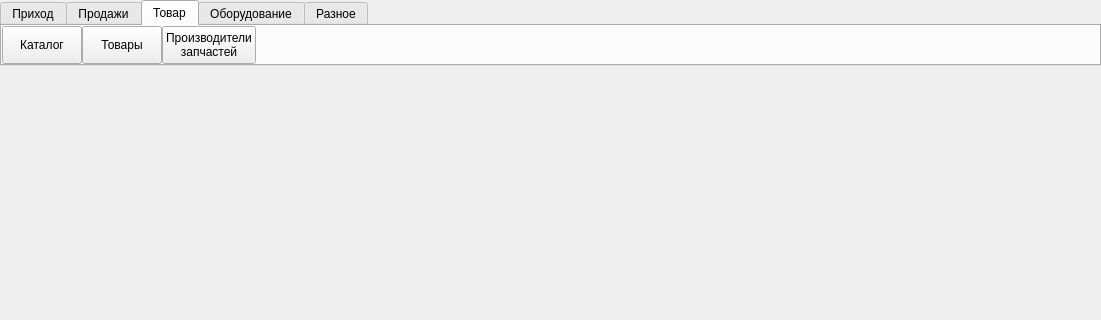
Meller008/kara, file ui/main_window.ui: the form before one commit; both pictures show x 0 to 1101 and y 0 to 320 of the 1101 by 771 pixel window.
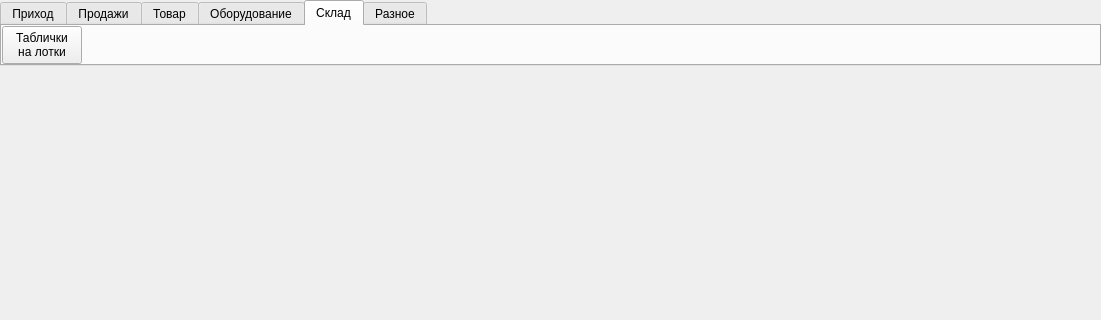
The form after the commit. The open tabs and pages were chosen to show the change.

What changed in the file:
```diff
--- a/ui/main_window.ui
+++ b/ui/main_window.ui
@@ -453,6 +453,55 @@
         </item>
        </layout>
       </widget>
+      <widget class="QWidget" name="tab_6">
+       <attribute name="title">
+        <string>Склад</string>
+       </attribute>
+       <layout class="QGridLayout" name="gridLayout_7">
+        <property name="leftMargin">
+         <number>0</number>
+        </property>
+        <property name="topMargin">
+         <number>0</number>
+        </property>
+        <property name="rightMargin">
+         <number>0</number>
+        </property>
+        <property name="bottomMargin">
+         <number>0</number>
+        </property>
+        <property name="spacing">
+         <number>0</number>
+        </property>
+        <item row="0" column="0">
+         <widget class="QPushButton" name="pushButton_19">
+          <property name="sizePolicy">
+           <sizepolicy hsizetype="Minimum" vsizetype="Minimum">
+            <horstretch>0</horstretch>
+            <verstretch>0</verstretch>
+           </sizepolicy>
+          </property>
+          <property name="text">
+           <string>Таблички
+на лотки</string>
+          </property>
+         </widget>
+        </item>
+        <item row="0" column="1">
+         <spacer name="horizontalSpacer_6">
+          <property name="orientation">
+           <enum>Qt::Horizontal</enum>
+          </property>
+          <property name="sizeHint" stdset="0">
+           <size>
+            <width>40</width>
+            <height>20</height>
+           </size>
+          </property>
+         </spacer>
+        </item>
+       </layout>
+      </widget>
       <widget class="QWidget" name="tab_3">
        <attribute name="title">
         <string>Разное</string>
```
Left out of the diff: 19 changed lines with no effect on the pictures.
